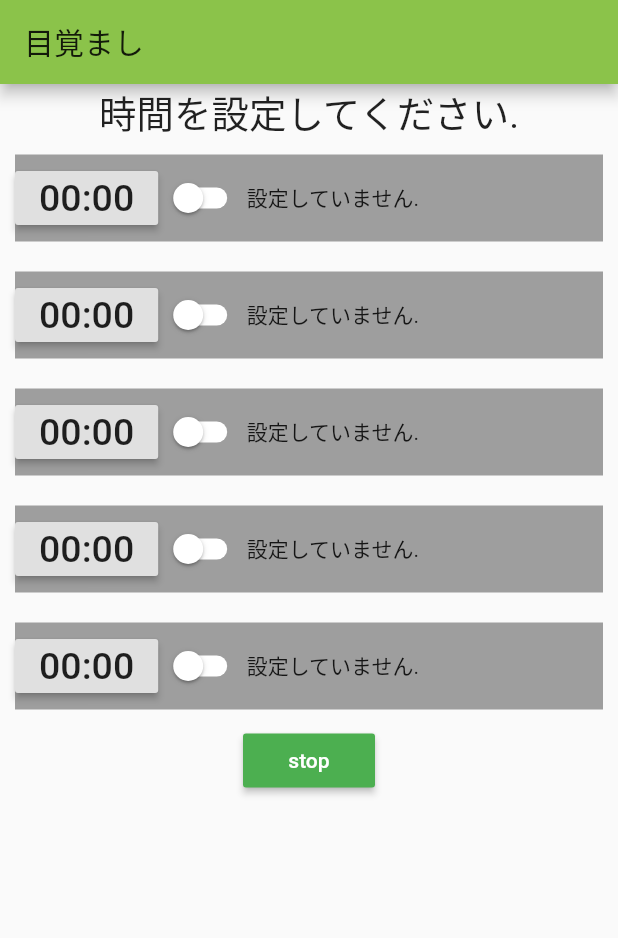
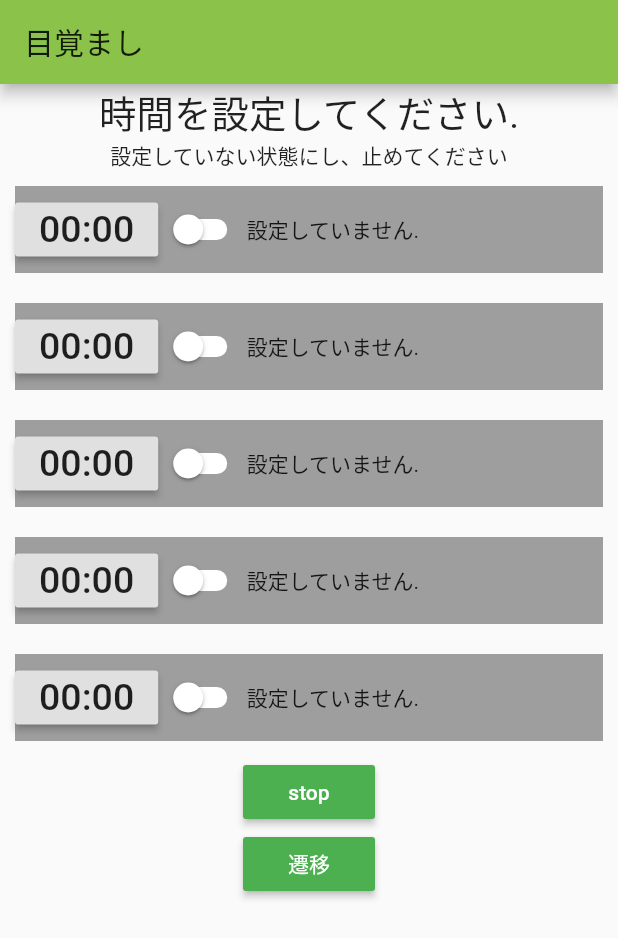
Before and after one commit to konomins/flutter_app1, a Flutter app: the screen it shows after launch, after a tap on "stop", on a phone screen of 412 x 824 dp. Shown: the top 938 px of the screen. Run offline on Flutter 3.47's test engine with Material 2 defaults, Android fonts, the phone set to English and light mode, and no system bars; our stand-ins replace audioplayers.

Commit message:
アラームが鳴っている状態:実装 スイッチを設定していませんに変更後stopボタンを押すとアラームが止まる
時間設定画面から別の画面に画面を遷移:実装

```diff
--- a/lib/main.dart
+++ b/lib/main.dart
@@ -3,7 +3,6 @@ import 'package:intl/intl.dart';
 import 'dart:async';
 import 'package:audioplayers/audio_cache.dart';
 import 'package:audioplayers/audioplayers.dart';
-import 'package:path_provider/path_provider.dart';
 import 'dart:io';
 //import 'game1.dart';
 
@@ -11,7 +10,7 @@ void main() {
   runApp(MyApp());
 }
 
-//静的
+//静的(時間を設定する画面)
 class MyApp extends StatelessWidget {
   // This widget is the root of your application.
   @override
@@ -23,12 +22,10 @@ class MyApp extends StatelessWidget {
         visualDensity: VisualDensity.adaptivePlatformDensity,
       ),
       home: MyHomePage(title: '目覚まし'),
-    /*  initialRoute: '/',
-      routes: {
-        '/': (content) => MainPage(),
-        '/game1': (content) => Game1(),
+      routes: <String, WidgetBuilder> {
+        '/home': (BuildContext context) => new MyHomePage(),
+        '/subpage': (BuildContext context) => new GamePage()
       },
-     */
     );
   }
 }
@@ -61,11 +58,7 @@ class _MyHomePageState extends State<MyHomePage> {
   String now_time = '';
 
   //セットした時間と今の時間が同じかどうか判定(仮)
-  var judge1 = 0;
-  var judge2 = 0;
-  var judge3 = 0;
-  var judge4 = 0;
-  var judge5 = 0;
+   var judge = 0;
 
   //音楽を鳴らす判定
   var music = 0;
@@ -111,46 +104,40 @@ class _MyHomePageState extends State<MyHomePage> {
     var formatter = DateFormat('HH:mm');
     now_time = formatter.format(now);
 
-    var count1 = 0;
-    var count2 = 0;
-    var count3 = 0;
-    var count4 = 0;
-    var count5 = 0;
-
     if (switch_text1 == "設定しました" && set_time1 == now_time) {
-      count1 = 1;
+      judge++;
       play();
     }
-    if (switch_text2 == "設定しました" && set_time2 == now_time) {
-      count2 = 1;
+    else if (switch_text2 == "設定しました" && set_time2 == now_time) {
+      judge++;
       play();
     }
-    if (switch_text3 == "設定しました" && set_time3 == now_time) {
-      count3 = 1;
+    else if (switch_text3 == "設定しました" && set_time3 == now_time) {
+      judge++;
       play();
     }
-    if (switch_text4 == "設定しました" && set_time4 == now_time) {
-      count4 = 1;
+    else if (switch_text4 == "設定しました" && set_time4 == now_time) {
+      judge++;
       play();
     }
-    if (switch_text5 == "設定しました" && set_time5 == now_time) {
-      count5 = 1;
+    else if (switch_text5 == "設定しました" && set_time5 == now_time) {
+      judge++;
       play();
     }
-
-    setState(() => judge1 = count1);
-    setState(() => judge2 = count2);
-    setState(() => judge3 = count3);
-    setState(() => judge4 = count4);
-    setState(() => judge5 = count5);
   }
 
 
   //音楽の再生と停止の関数
   void play()  async {
-    _player2?.stop();
-    _player2 = await _player.loop('sounds/a.mp3');
+    if(judge == 1){
+      // _player2?.stop();
+      _player2 = await _player.loop('sounds/a.mp3');
+    }
+  }
 
+  void stop() {
+    _player2.stop();
+    judge = 0;
   }
 
   //1個目の時間を設定する関数
@@ -248,6 +235,9 @@ class _MyHomePageState extends State<MyHomePage> {
               style: TextStyle(
                 fontSize: 25.0,
               ),
+            ),
+            Text(
+              "設定していない状態にし、止めてください"
             ),
 
             Container(//1個目の時間設定
@@ -464,7 +454,14 @@ class _MyHomePageState extends State<MyHomePage> {
               child: Text("stop"),
               color: Colors.green,
               textColor:Colors.white,
-              onPressed: () => _player2.stop(),
+              //onPressed: () => _player2.stop(),
+              onPressed: () => stop(),
+            ),
+            RaisedButton(
+              child: Text("遷移"),
+              color: Colors.green,
+              textColor:Colors.white,
+              onPressed:() => Navigator.of(context).pushNamed("/subpage"),
             ),
     ]
     ),
@@ -472,3 +469,19 @@ class _MyHomePageState extends State<MyHomePage> {
     );
   }
 }
+
+class GamePage extends StatelessWidget{
+  @override
+  Widget build(BuildContext content) {
+    return new Scaffold(
+      appBar: new AppBar(
+        title: const Text('今日の問題'),
+        backgroundColor: Colors.black,
+      ),
+      body: Center(
+        child: Column(
+        ),
+      ),
+    );
+  }
+}
```
